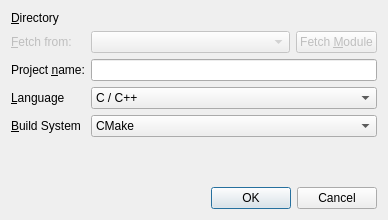
Before: the Qt Designer form plugins/appwizard/importproject.ui in KDE/kdevelop, drawn with Qt 5.
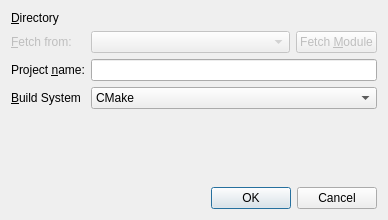
After: the same form once the commit is applied. Custom widgets are drawn as their Qt base class.

Commit message: Neither PrimaryLanguage nor ManagementView are supported, so remove that part of the code. Also autotools support doesn't exist yet, so remove it from the gui

What changed in the file:
```diff
--- a/plugins/appwizard/importproject.ui
+++ b/plugins/appwizard/importproject.ui
@@ -107,44 +107,6 @@
       </widget>
      </item>
      <item row="3" column="0" >
-      <widget class="QLabel" name="project_label" >
-       <property name="text" >
-        <string>&amp;Language</string>
-       </property>
-       <property name="wordWrap" >
-        <bool>false</bool>
-       </property>
-       <property name="buddy" >
-        <cstring>primaryLanguageCombo</cstring>
-       </property>
-      </widget>
-     </item>
-     <item row="3" column="1" colspan="2" >
-      <widget class="QComboBox" name="primaryLanguageCombo" >
-       <property name="sizePolicy" >
-        <sizepolicy vsizetype="Fixed" hsizetype="MinimumExpanding" >
-         <horstretch>1</horstretch>
-         <verstretch>0</verstretch>
-        </sizepolicy>
-       </property>
-       <item>
-        <property name="text" >
-         <string>C / C++</string>
-        </property>
-       </item>
-       <item>
-        <property name="text" >
-         <string>Java</string>
-        </property>
-       </item>
-       <item>
-        <property name="text" >
-         <string>C#</string>
-        </property>
-       </item>
-      </widget>
-     </item>
-     <item row="4" column="0" >
       <widget class="QLabel" name="label" >
        <property name="text" >
         <string>&amp;Build System</string>
@@ -154,7 +116,7 @@
        </property>
       </widget>
      </item>
-     <item row="4" column="1" colspan="2" >
+     <item row="3" column="1" colspan="2" >
       <widget class="QComboBox" name="buildSystemCombo" >
        <item>
         <property name="text" >
```
Left out of the diff: 5 changed lines with no effect on the pictures. The commit also changes 1 other file.
